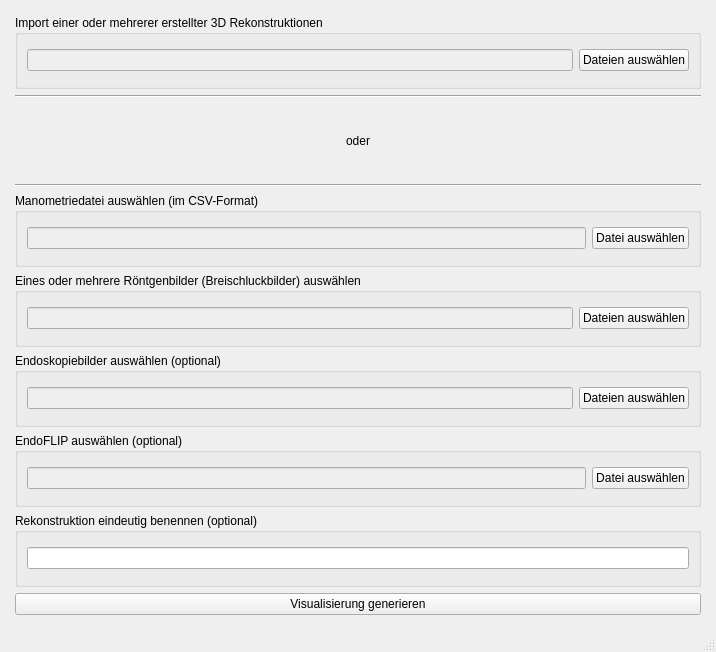
The window that 3drekonstruktionspeiseroehre/ui-files/file_selection_window_design.ui (ds-lab/EsophagusVisualization) describes before a commit, drawn with Qt 5.
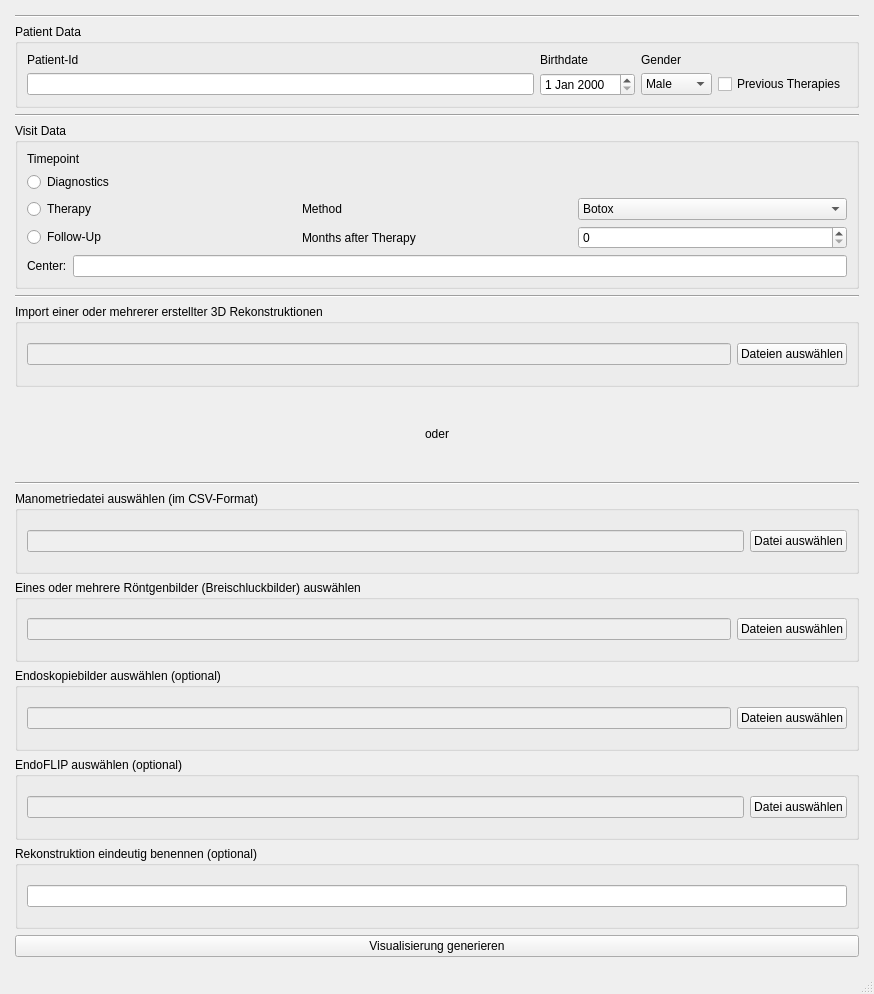
The same window after the commit.

Commit message: GUI erweitert um Patientendaten und Visit-Daten abzufragen

Diff of the .ui file:
```diff
--- a/3drekonstruktionspeiseroehre/ui-files/file_selection_window_design.ui
+++ b/3drekonstruktionspeiseroehre/ui-files/file_selection_window_design.ui
@@ -6,8 +6,8 @@
    <rect>
     <x>0</x>
     <y>0</y>
-    <width>716</width>
-    <height>652</height>
+    <width>874</width>
+    <height>994</height>
    </rect>
   </property>
   <property name="windowTitle">
@@ -32,14 +32,14 @@
       <property name="sizeConstraint">
        <enum>QLayout::SetMinimumSize</enum>
       </property>
-      <item row="3" column="0">
+      <item row="9" column="0">
        <widget class="Line" name="line">
         <property name="orientation">
          <enum>Qt::Horizontal</enum>
         </property>
        </widget>
       </item>
-      <item row="5" column="0">
+      <item row="11" column="0">
        <widget class="QGroupBox" name="groupBox_2">
         <property name="title">
          <string>Eines oder mehrere Röntgenbilder (Breischluckbilder) auswählen</string>
@@ -66,7 +66,14 @@
         </layout>
        </widget>
       </item>
-      <item row="6" column="0">
+      <item row="15" column="0">
+       <widget class="QPushButton" name="visualization_button">
+        <property name="text">
+         <string>Visualisierung generieren</string>
+        </property>
+       </widget>
+      </item>
+      <item row="12" column="0">
        <widget class="QGroupBox" name="groupBox_3">
         <property name="title">
          <string>Endoskopiebilder auswählen (optional)</string>
@@ -93,31 +100,7 @@
         </layout>
        </widget>
       </item>
-      <item row="9" column="0">
-       <widget class="QPushButton" name="visualization_button">
-        <property name="text">
-         <string>Visualisierung generieren</string>
-        </property>
-       </widget>
-      </item>
-      <item row="1" column="0">
-       <widget class="Line" name="line_2">
-        <property name="orientation">
-         <enum>Qt::Horizontal</enum>
-        </property>
-       </widget>
-      </item>
-      <item row="2" column="0">
-       <widget class="QLabel" name="label">
-        <property name="text">
-         <string>&lt;html&gt;&lt;head/&gt;&lt;body&gt;&lt;p align=&quot;center&quot;&gt;oder&lt;/p&gt;&lt;/body&gt;&lt;/html&gt;</string>
-        </property>
-        <property name="scaledContents">
-         <bool>false</bool>
-        </property>
-       </widget>
-      </item>
-      <item row="4" column="0">
+      <item row="10" column="0">
        <widget class="QGroupBox" name="groupBox">
         <property name="title">
          <string>Manometriedatei auswählen (im CSV-Format)</string>
@@ -144,59 +127,30 @@
         </layout>
        </widget>
       </item>
-      <item row="0" column="0">
-       <widget class="QGroupBox" name="groupBox_4">
-        <property name="title">
-         <string>Import einer oder mehrerer erstellter 3D Rekonstruktionen</string>
-        </property>
-        <layout class="QHBoxLayout" name="horizontalLayout_4">
-         <item>
-          <layout class="QHBoxLayout" name="horizontalLayout_6">
-           <item>
-            <widget class="QLineEdit" name="import_textfield">
-             <property name="enabled">
-              <bool>false</bool>
-             </property>
-            </widget>
-           </item>
-           <item>
-            <widget class="QPushButton" name="import_button">
-             <property name="text">
-              <string>Dateien auswählen</string>
-             </property>
-            </widget>
-           </item>
-          </layout>
-         </item>
-        </layout>
-       </widget>
-      </item>
-      <item row="7" column="0">
+      <item row="13" column="0">
        <widget class="QGroupBox" name="groupBox_6">
         <property name="title">
          <string>EndoFLIP auswählen (optional)</string>
         </property>
-        
-         <layout class="QHBoxLayout" name="horizontalLayout_5">
-          <item>
-           <widget class="QLineEdit" name="endoflip_textfield">
-            <property name="enabled">
-             <bool>false</bool>
-            </property>
-           </widget>
-          </item>
-          <item>
-           <widget class="QPushButton" name="endoflip_button">
-            <property name="text">
-             <string>Datei auswählen</string>
-            </property>
-           </widget>
-          </item>
-         </layout>
-        
+        <layout class="QHBoxLayout" name="horizontalLayout_5">
+         <item>
+          <widget class="QLineEdit" name="endoflip_textfield">
+           <property name="enabled">
+            <bool>false</bool>
+           </property>
+          </widget>
+         </item>
+         <item>
+          <widget class="QPushButton" name="endoflip_button">
+           <property name="text">
+            <string>Datei auswählen</string>
+           </property>
+          </widget>
+         </item>
+        </layout>
        </widget>
       </item>
-      <item row="8" column="0">s
+      <item row="14" column="0">
        <widget class="QGroupBox" name="groupBox_5">
         <property name="title">
          <string>Rekonstruktion eindeutig benennen (optional)</string>
@@ -208,6 +162,232 @@
         </layout>
        </widget>
       </item>
+      <item row="1" column="0">
+       <widget class="Line" name="line_2">
+        <property name="orientation">
+         <enum>Qt::Horizontal</enum>
+        </property>
+       </widget>
+      </item>
+      <item row="8" column="0">
+       <widget class="QLabel" name="label">
+        <property name="text">
+         <string>&lt;html&gt;&lt;head/&gt;&lt;body&gt;&lt;p align=&quot;center&quot;&gt;oder&lt;/p&gt;&lt;/body&gt;&lt;/html&gt;</string>
+        </property>
+        <property name="scaledContents">
+         <bool>false</bool>
+        </property>
+       </widget>
+      </item>
+      <item row="7" column="0">
+       <widget class="QGroupBox" name="groupBox_4">
+        <property name="title">
+         <string>Import einer oder mehrerer erstellter 3D Rekonstruktionen</string>
+        </property>
+        <layout class="QHBoxLayout" name="horizontalLayout_4">
+         <item>
+          <widget class="QLineEdit" name="import_textfield">
+           <property name="enabled">
+            <bool>false</bool>
+           </property>
+          </widget>
+         </item>
+         <item>
+          <widget class="QPushButton" name="import_button">
+           <property name="text">
+            <string>Dateien auswählen</string>
+           </property>
+          </widget>
+         </item>
+        </layout>
+       </widget>
+      </item>
+      <item row="4" column="0">
+       <widget class="QGroupBox" name="groupBox_8">
+        <property name="title">
+         <string>Visit Data</string>
+        </property>
+        <layout class="QGridLayout" name="gridLayout_8">
+         <item row="7" column="0">
+          <layout class="QGridLayout" name="gridLayout_9">
+           <item row="0" column="1">
+            <widget class="QLineEdit" name="Center"/>
+           </item>
+           <item row="0" column="0">
+            <widget class="QLabel" name="label_5">
+             <property name="text">
+              <string>Center:</string>
+             </property>
+            </widget>
+           </item>
+          </layout>
+         </item>
+         <item row="5" column="0">
+          <layout class="QGridLayout" name="gridLayout_7">
+           <item row="1" column="0">
+            <widget class="QRadioButton" name="Diagnotics">
+             <property name="text">
+              <string>Diagnostics</string>
+             </property>
+            </widget>
+           </item>
+           <item row="0" column="0">
+            <widget class="QLabel" name="label_2">
+             <property name="text">
+              <string>Timepoint</string>
+             </property>
+            </widget>
+           </item>
+           <item row="2" column="0">
+            <widget class="QRadioButton" name="Therapy">
+             <property name="text">
+              <string>Therapy</string>
+             </property>
+            </widget>
+           </item>
+           <item row="3" column="0">
+            <widget class="QRadioButton" name="FollowUp">
+             <property name="text">
+              <string>Follow-Up</string>
+             </property>
+            </widget>
+           </item>
+           <item row="3" column="1">
+            <widget class="QLabel" name="label_3">
+             <property name="text">
+              <string>Months after Therapy</string>
+             </property>
+            </widget>
+           </item>
+           <item row="3" column="2">
+            <widget class="QSpinBox" name="MonthAfterTherapy"/>
+           </item>
+           <item row="2" column="2">
+            <widget class="QComboBox" name="Method">
+             <item>
+              <property name="text">
+               <string>Botox</string>
+              </property>
+             </item>
+             <item>
+              <property name="text">
+               <string>Pneumatische Dilatation 30ml</string>
+              </property>
+             </item>
+             <item>
+              <property name="text">
+               <string>Pneumatische Dilatation 35ml</string>
+              </property>
+             </item>
+             <item>
+              <property name="text">
+               <string>Pneumatische Dilatation 40ml</string>
+              </property>
+             </item>
+             <item>
+              <property name="text">
+               <string>POEM</string>
+              </property>
+             </item>
+             <item>
+              <property name="text">
+               <string>Laparoskopische Myotomie</string>
+              </property>
+             </item>
+            </widget>
+           </item>
+           <item row="2" column="1">
+            <widget class="QLabel" name="label_4">
+             <property name="text">
+              <string>Method</string>
+             </property>
+            </widget>
+           </item>
+          </layout>
+         </item>
+        </layout>
+       </widget>
+      </item>
+      <item row="6" column="0">
+       <widget class="Line" name="line_4">
+        <property name="orientation">
+         <enum>Qt::Horizontal</enum>
+        </property>
+       </widget>
+      </item>
+      <item row="2" column="0">
+       <widget class="QGroupBox" name="groupBox_7">
+        <property name="title">
+         <string>Patient Data</string>
+        </property>
+        <layout class="QGridLayout" name="gridLayout_6">
+         <item row="0" column="0">
+          <layout class="QGridLayout" name="gridLayout_5">
+           <item row="1" column="1">
+            <widget class="QDateEdit" name="Bithdate"/>
+           </item>
+           <item row="0" column="1">
+            <widget class="QLabel" name="Birthdate">
+             <property name="text">
+              <string>Birthdate</string>
+             </property>
+            </widget>
+           </item>
+           <item row="0" column="0">
+            <widget class="QLabel" name="patientId">
+             <property name="text">
+              <string>Patient-Id</string>
+             </property>
+            </widget>
+           </item>
+           <item row="1" column="3">
+            <widget class="QCheckBox" name="PreviousTherapies">
+             <property name="text">
+              <string>Previous Therapies</string>
+             </property>
+            </widget>
+           </item>
+           <item row="1" column="0">
+            <widget class="QLineEdit" name="PatientId"/>
+           </item>
+           <item row="0" column="2">
+            <widget class="QLabel" name="gender">
+             <property name="text">
+              <string>Gender</string>
+             </property>
+            </widget>
+           </item>
+           <item row="1" column="2">
+            <widget class="QComboBox" name="Gender">
+             <item>
+              <property name="text">
+               <string>Male</string>
+              </property>
+             </item>
+             <item>
+              <property name="text">
+               <string>Female</string>
+              </property>
+             </item>
+             <item>
+              <property name="text">
+               <string>Divers</string>
+              </property>
+             </item>
+            </widget>
+           </item>
+          </layout>
+         </item>
+        </layout>
+       </widget>
+      </item>
+      <item row="3" column="0">
+       <widget class="Line" name="line_3">
+        <property name="orientation">
+         <enum>Qt::Horizontal</enum>
+        </property>
+       </widget>
+      </item>
      </layout>
     </item>
    </layout>
```
Left out of the diff: 4 changed lines with no effect on the pictures. The commit also changes 1 other file.
